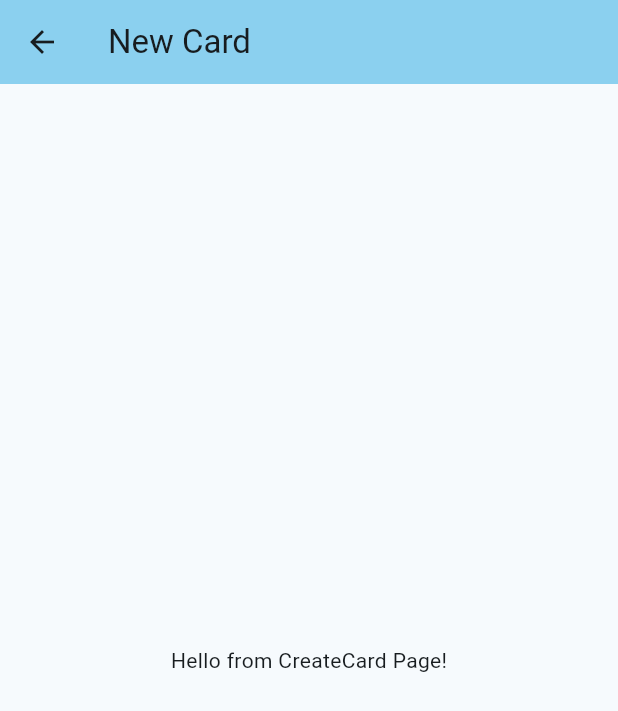
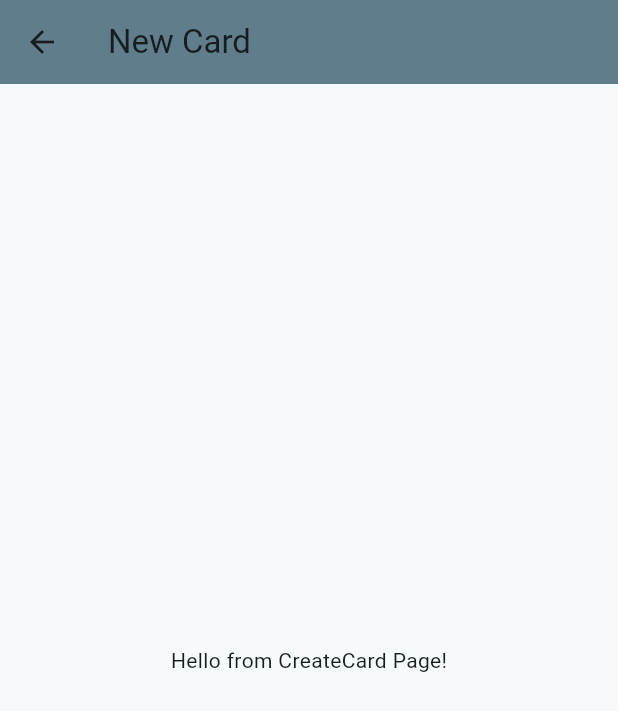
Before and after one commit to kishanrajeev/bizecard, a Flutter app: the screen it shows after launch, after a tap on the "add" icon, on a phone screen of 412 x 824 dp. Shown: the top 711 px of the screen. Run offline on Flutter 3.47's test engine with Material 3 defaults, Android fonts, the phone set to English and light mode, and no system bars.

Commit message:
Added app_colors.dart for global themes

```diff
--- /dev/null
+++ b/lib/app_colors.dart
@@ -0,0 +1,7 @@
+import 'package:flutter/material.dart';
+
+class AppColors {
+  static const Color appBarBackground = Colors.blueGrey;
+  static const Color floatingActionButtonBackground = Colors.blueGrey;
+  static const Color floatingActionButtonIcon = Colors.white;
+}
--- a/lib/create_card.dart
+++ b/lib/create_card.dart
@@ -1,4 +1,5 @@
 import 'package:flutter/material.dart';
+import 'app_colors.dart'; // Import the color constants
 
 class CreateCardPage extends StatelessWidget {
   const CreateCardPage({super.key, required this.title});
@@ -9,7 +10,7 @@ class CreateCardPage extends StatelessWidget {
   Widget build(BuildContext context) {
     return Scaffold(
       appBar: AppBar(
-        backgroundColor: Theme.of(context).colorScheme.inversePrimary,
+        backgroundColor: AppColors.appBarBackground,
         title: Text(title),
       ),
       body: Center(
--- a/lib/main.dart
+++ b/lib/main.dart
@@ -1,11 +1,12 @@
 import 'package:flutter/material.dart';
+import 'app_colors.dart'; // Import the color constants
 
 import 'create_card.dart';
 
 void main() => runApp(const MyApp());
 
 class MyApp extends StatelessWidget {
-  const MyApp({super.key});
+  const MyApp({Key? key}) : super(key: key);
 
   @override
   Widget build(BuildContext context) {
@@ -22,7 +23,7 @@
 }
 
 class MyHomePage extends StatefulWidget {
-  const MyHomePage({super.key, required this.title});
+  const MyHomePage({Key? key, required this.title}) : super(key: key);
 
   final String title;
 
@@ -39,7 +40,7 @@
   Widget build(BuildContext context) {
     return Scaffold(
       appBar: AppBar(
-        backgroundColor: Colors.blueGrey[500], //brown[200]/[300]
+        backgroundColor: AppColors.appBarBackground,
         title: Text(widget.title),
       ),
       body: Center(
@@ -57,10 +58,9 @@
           MaterialPageRoute(builder: (context) => const CreateCardPage(title: 'New Card')),
         ),
         tooltip: 'Create new Card',
-        backgroundColor: Colors.blueGrey[400], // Set the foregroundColor to teal
-        child: const Icon(Icons.add),
+        backgroundColor: AppColors.floatingActionButtonBackground,
+        child: const Icon(Icons.add, color: AppColors.floatingActionButtonIcon),
       ),
     );
-
   }
 }
```
